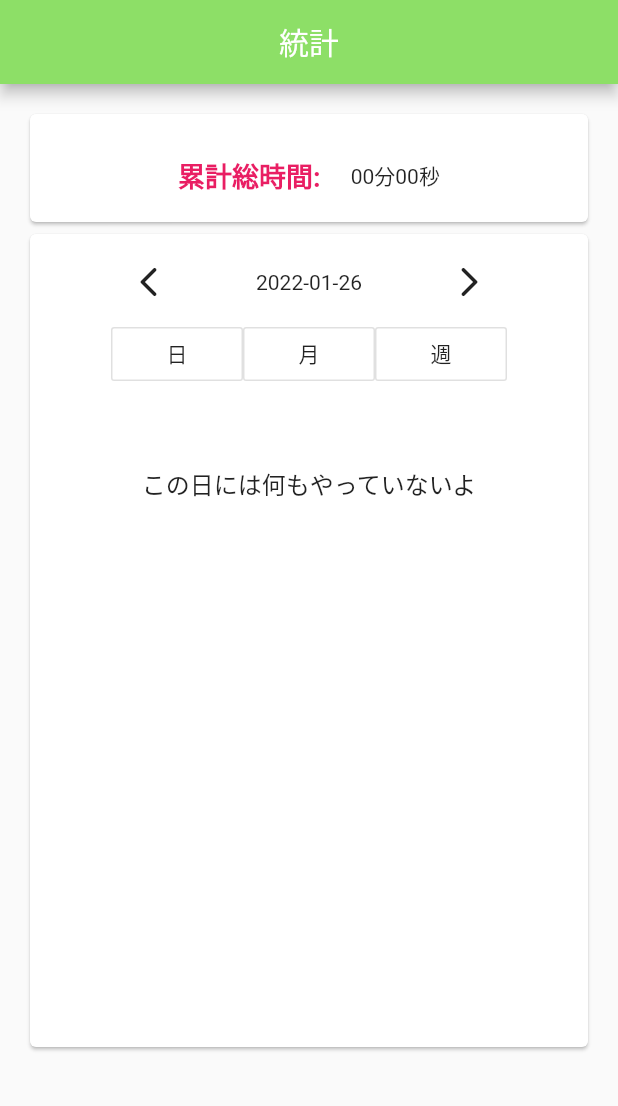
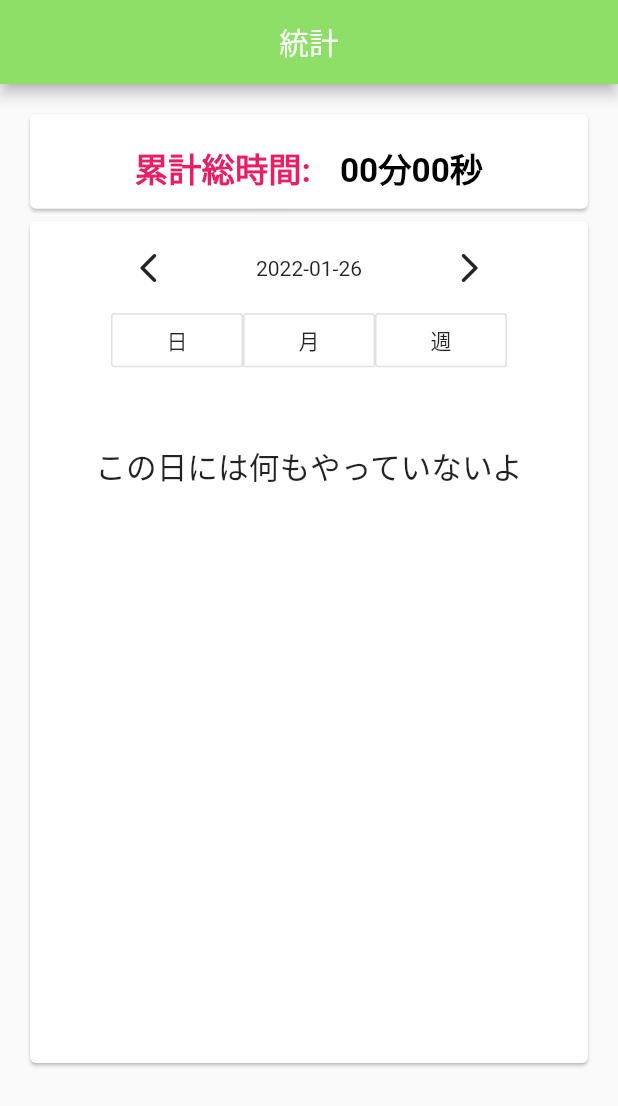
Before and after one commit to 198ai/doto_app, a Flutter app: the CountPage screen opened directly, on a phone screen of 412 x 824 dp. Shown: the top 1106 px of the screen. Run offline on Flutter 3.47's test engine with Material 2 defaults, Android fonts, the light colour scheme and no system bars; our stand-ins replace charts_flutter, date_format, dio, flutter_local_notifications, flutter_screenutil, shared_preferences and 5 more; missing offline and left inert: flutter_ringtone_player, shake_animation_widget; accounts and stored records are empty.

Commit message:
文字サイズ対応

```diff
--- a/lib/pages/Start.dart
+++ b/lib/pages/Start.dart
@@ -1,6 +1,7 @@
 import 'dart:async';
 
 import 'package:doto_app/pages/tabs/ToDoList.dart';
+import 'package:doto_app/services/ScreenAdapter.dart';
 import 'package:flutter/material.dart';
 
 class StartPage extends StatefulWidget {
@@ -219,7 +220,7 @@ class _StartPageState extends State<StartPage> {
               Expanded(
                   flex: 1,
                   child: Container(
-                      margin: EdgeInsets.only(top: 50),
+                      margin: EdgeInsets.only(top: ScreenAdapter.height(50),),
                       alignment: Alignment.topCenter,
                       child: time ==0 ?
                       Text(_timeString,
--- a/lib/pages/tabs/Count.dart
+++ b/lib/pages/tabs/Count.dart
@@ -313,12 +313,12 @@ class _CountPage extends State<CountPage> {
             child: Column(
               children: [
                 Container(
-                  height: 80,
-                  width: 600,
+                  height: ScreenAdapter.height(80),
+                  width: ScreenAdapter.width(600),
                   child: Card(
                       child: Container(
                           alignment: Alignment.center,
-                          margin: EdgeInsets.only(top: 10),
+                          margin: EdgeInsets.only(top:ScreenAdapter.height(10)),
                           child: SingleChildScrollView(
                             scrollDirection: Axis.horizontal,
                             child: Row(
@@ -327,13 +327,18 @@ class _CountPage extends State<CountPage> {
                                 Text(
                                   "累計総時間:",
                                   style: TextStyle(
-                                      fontSize: 18.0,
+                                      fontSize:ScreenAdapter.size(25),
                                       // fontStyle: FontStyle.italic,
                                       color: Colors.pink,
                                       fontWeight: FontWeight.bold),
                                 ),
-                                SizedBox(width: 20),
-                                Text("${constructTime(totalTimes)}"),
+                                SizedBox(width:ScreenAdapter.width(20)),
+                                Text("${constructTime(totalTimes)}",
+                                      style: TextStyle(
+                                      fontSize:ScreenAdapter.size(25),
+                                      // fontStyle: FontStyle.italic,
+                                      color: Colors.black,
+                                      fontWeight: FontWeight.bold),),
 
                                 //   Column(children: [
                                 //     Text(
@@ -368,10 +373,10 @@ class _CountPage extends State<CountPage> {
                           ))),
                 ),
                 Container(
-                    height: 550,
+                    height: ScreenAdapter.height(640),
                     child: Card(
                       child: Padding(
-                        padding: EdgeInsets.all(8.0),
+                        padding: EdgeInsets.all(ScreenAdapter.width(8)),
                         child: Column(
                           children: <Widget>[
                             Row(
@@ -517,14 +522,14 @@ class _CountPage extends State<CountPage> {
                             Visibility(
                                 visible: visible,
                                 child: Container(
-                                  height: 400,
-                                  width: 400,
+                                  height:ScreenAdapter.height(450),
+                                  width: ScreenAdapter.width(400),
                                   child: SfCircularChart(
                                     title: ChartTitle(
                                         text:
                                             '総時間:${constructTime(selectedTotalTimes)}',
-                                        textStyle: TextStyle(fontSize: 13)),
-                                    margin: EdgeInsets.only(top: 10),
+                                        textStyle: TextStyle(fontSize:  ScreenAdapter.size(23))),
+                                    margin: EdgeInsets.only(top: ScreenAdapter.height(10)),
                                     legend: Legend(
                                         position: LegendPosition.bottom,
                                         isVisible: true,
@@ -561,9 +566,9 @@ class _CountPage extends State<CountPage> {
                               visible: !visible,
                               child: Container(
                                 alignment: Alignment.center,
-                                margin: EdgeInsets.only(top: 50),
+                                margin: EdgeInsets.only(top:  ScreenAdapter.height(50)),
                                 child: Text("この日には何もやっていないよ",
-                                    style: TextStyle(fontSize: 16.0)),
+                                    style: TextStyle(fontSize:ScreenAdapter.size(23))),
                               ),
                             ),
                           ],
```
Also changed, not shown: lib/pages/Countdown.dart (+5 -4 lines), lib/pages/tabs/Calendar.dart (+11 -11 lines).
